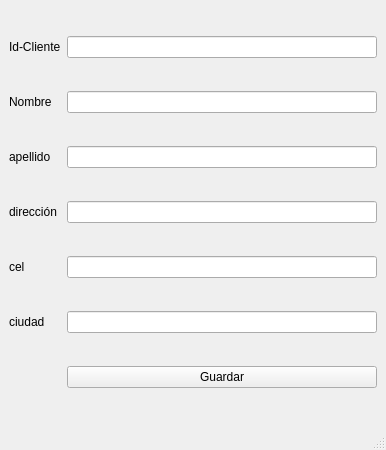
This is ventana2.ui in ValentinaColmenares/Proyecto_Concesionario as Qt 5 draws it before an edit. The edited form follows.
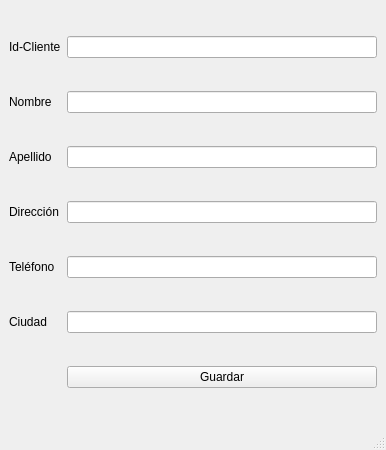
This is the edited form.

Patch:
```diff
--- a/ventana2.ui
+++ b/ventana2.ui
@@ -38,14 +38,14 @@
         <item row="2" column="0">
          <widget class="QLabel" name="lbapellido">
           <property name="text">
-           <string>apellido</string>
+           <string>Apellido</string>
           </property>
          </widget>
         </item>
         <item row="3" column="0">
          <widget class="QLabel" name="lbdireccion">
           <property name="text">
-           <string>dirección</string>
+           <string>Dirección</string>
           </property>
          </widget>
         </item>
@@ -62,14 +62,14 @@
         <item row="4" column="0">
          <widget class="QLabel" name="Lbcelular">
           <property name="text">
-           <string>cel</string>
+           <string>Teléfono</string>
           </property>
          </widget>
         </item>
         <item row="6" column="0">
          <widget class="QLabel" name="lbciudad">
           <property name="text">
-           <string>ciudad</string>
+           <string>Ciudad</string>
           </property>
          </widget>
         </item>
```
